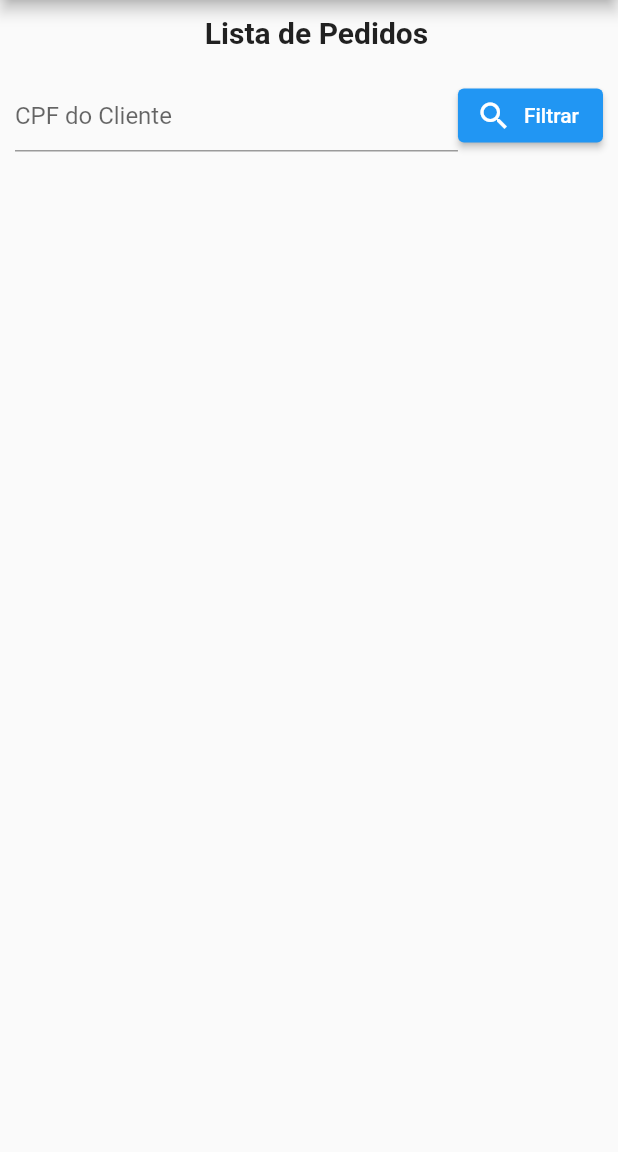
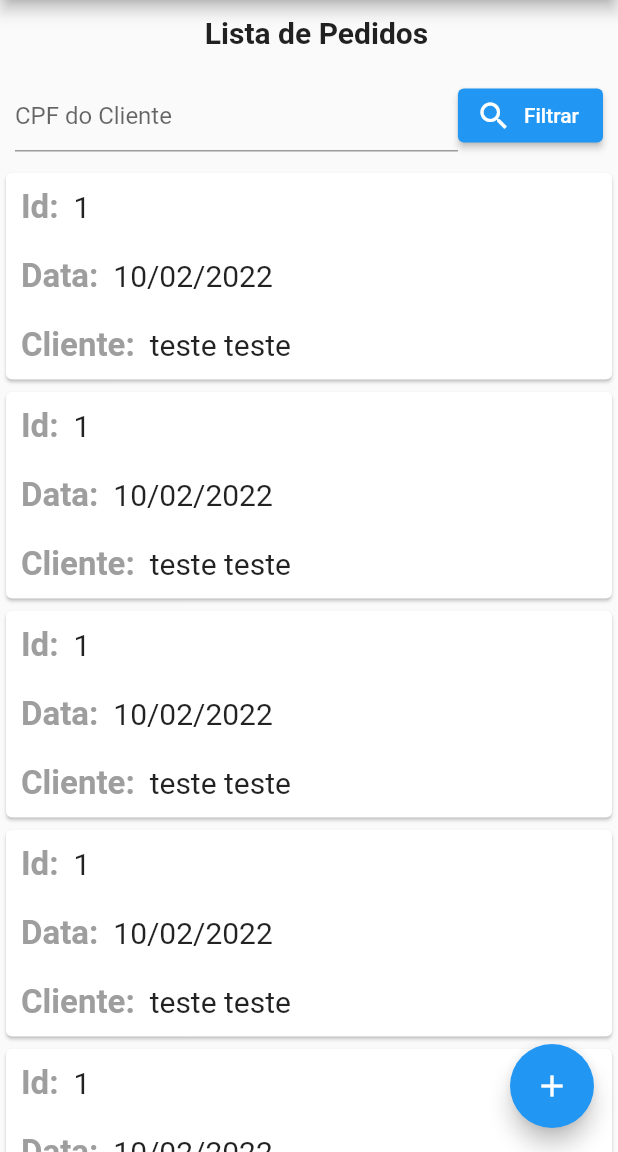
Before and after one commit to gbrandalise/das-trabalho-angular, a Flutter app: the PurchaseOrdersPage screen opened by its route, on a phone screen of 412 x 824 dp, the part 84-1236 px from its top. Run offline on Flutter 3.47's test engine with Material 2 defaults, Android fonts, the light colour scheme and no system bars.

Commit message:
card component for list data listing purchase orders mocks

```diff
--- /dev/null
+++ b/mobile/lib/client/client.model.dart
@@ -0,0 +1,8 @@
+class Client {
+    int? id;
+    String? cpf;
+    String? firstName;
+    String? lastName;
+
+    Client({this.id, this.cpf, this.firstName, this.lastName});
+}
--- /dev/null
+++ b/mobile/lib/common/widgets/list-item-card.widget.dart
@@ -0,0 +1,44 @@
+import 'package:flutter/material.dart';
+
+class ListItemCard extends StatelessWidget {
+
+  final Map<String, String> _values;
+
+  const ListItemCard(this._values, {Key? key}) : super(key: key);
+
+  @override
+  Widget build(BuildContext context) {
+    return Card(
+      child: Column(
+        children: [
+          for (var key in _values.keys)
+          Container(
+            padding: const EdgeInsetsDirectional.fromSTEB(10, 10, 10, 10),
+            child: Row(
+              children: [
+                  Text(
+                    key + ':',
+                    style: const TextStyle(
+                      fontWeight: FontWeight.bold,
+                      color: Colors.grey,
+                      fontSize: 22,
+                    ),
+                  ),
+                  Padding(
+                    padding: const EdgeInsetsDirectional.fromSTEB(10, 0, 0, 0),
+                    child: Text(
+                      _values[key]!,
+                      style: const TextStyle(
+                        fontSize: 20,
+                      ),
+                    ),
+                  ),
+              ],
+            )
+          ),
+        ],
+      ),
+    );
+  }
+
+}
--- a/mobile/lib/main.dart
+++ b/mobile/lib/main.dart
@@ -23,7 +23,7 @@ class MyApp extends StatelessWidget {
         '/': (context) => const HomePage(),
         '/client': (context) => const ClientPage(),
         '/product': (context) => const ProductPage(),
-        '/purchase-order': (context) => PurchaseOrdersPage(),
+        '/purchase-order': (context) => const PurchaseOrdersPage(),
       },
     );
   }
--- /dev/null
+++ b/mobile/lib/product/product.model.dart
@@ -0,0 +1,6 @@
+class Product {
+    int? id;
+    String? description;
+
+    Product(this.id, this.description);
+}
--- /dev/null
+++ b/mobile/lib/purchase-order/order-item.model.dart
@@ -0,0 +1,11 @@
+import 'package:das_angular_mobile/product/product.model.dart';
+import 'package:das_angular_mobile/purchase-order/purchase-order.model.dart';
+
+class OrderItem {
+  int? id;
+  int? quantity;
+  PurchaseOrder? order;
+  Product? product;
+
+  OrderItem({this.id, this.quantity, this.order, this.product});
+}
--- a/mobile/lib/purchase-order/pages/purchase-orders/purchase-orders.page.dart
+++ b/mobile/lib/purchase-order/pages/purchase-orders/purchase-orders.page.dart
@@ -1,12 +1,33 @@
+import 'package:das_angular_mobile/client/client.model.dart';
+import 'package:das_angular_mobile/common/widgets/list-item-card.widget.dart';
 import 'package:das_angular_mobile/common/widgets/page-title.widget.dart';
 import 'package:das_angular_mobile/menu/menu.component.dart';
+import 'package:das_angular_mobile/purchase-order/purchase-order.model.dart';
 import 'package:flutter/material.dart';
+import 'package:intl/intl.dart';
 
-class PurchaseOrdersPage extends StatelessWidget {
+class PurchaseOrdersPage extends StatefulWidget {
+
+  const PurchaseOrdersPage({Key? key}) : super(key: key);
+
+  @override
+  State<StatefulWidget> createState() => _PurchaseOrdersPageState();
+}
+
+class _PurchaseOrdersPageState extends State<PurchaseOrdersPage> {
 
   final _formKey = GlobalKey<FormState>();
 
-  PurchaseOrdersPage({Key? key}) : super(key: key);
+  List<PurchaseOrder> list = [
+    PurchaseOrder(1, DateTime.now(), Client(firstName: 'teste', lastName: 'teste')),
+    PurchaseOrder(1, DateTime.now(), Client(firstName: 'teste', lastName: 'teste')),
+    PurchaseOrder(1, DateTime.now(), Client(firstName: 'teste', lastName: 'teste')),
+    PurchaseOrder(1, DateTime.now(), Client(firstName: 'teste', lastName: 'teste')),
+    PurchaseOrder(1, DateTime.now(), Client(firstName: 'teste', lastName: 'teste')),
+    PurchaseOrder(1, DateTime.now(), Client(firstName: 'teste', lastName: 'teste')),
+    PurchaseOrder(1, DateTime.now(), Client(firstName: 'teste', lastName: 'teste')),
+    PurchaseOrder(1, DateTime.now(), Client(firstName: 'teste', lastName: 'teste')),
+  ];
 
   @override
   Widget build(BuildContext context) {
@@ -15,6 +36,10 @@ class PurchaseOrdersPage extends StatelessWidget {
         title: const Text('Purchase Order'),
       ),
       drawer: const Menu(),
+      floatingActionButton: FloatingActionButton(
+        onPressed: () {},
+        child: const Icon(Icons.add),
+      ),
       body: Column(
         children: [
           const PageTitle('Lista de Pedidos'),
@@ -41,6 +66,20 @@ class PurchaseOrdersPage extends StatelessWidget {
               ),
             ),
           ),
+          Expanded(
+            child: ListView.builder(
+              padding: const EdgeInsetsDirectional.fromSTEB(0, 10, 0, 10),
+              itemCount: list.length,
+              itemBuilder: (context, index) {
+                final PurchaseOrder item = list[index];
+                return ListItemCard({
+                  'Id': item.id.toString(),
+                  'Data': DateFormat('dd/MM/yyyy').format(item.date!),
+                  'Cliente': '${item.client!.firstName!} ${item.client!.lastName!}',
+                });
+              },
+            ),
+          ),
         ],
       ),
     );
--- /dev/null
+++ b/mobile/lib/purchase-order/purchase-order.model.dart
@@ -0,0 +1,9 @@
+import 'package:das_angular_mobile/client/client.model.dart';
+
+class PurchaseOrder {
+    int? id;
+    DateTime? date;
+    Client? client;
+
+    PurchaseOrder(this.id, this.date, this.client);
+}
--- a/mobile/pubspec.yaml
+++ b/mobile/pubspec.yaml
@@ -29,6 +29,7 @@ environment:
 dependencies:
   flutter:
     sdk: flutter
+  intl: ^0.17.0
 
 
   # The following adds the Cupertino Icons font to your application.
```
Also changed, not shown: mobile/pubspec.lock.
